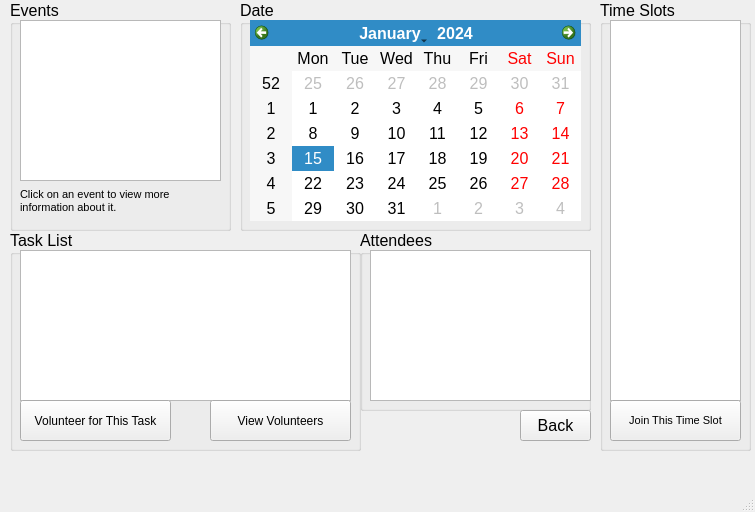
This is EventPlanner/addingmode.ui in lanegramling/EventPlanner_Project as Qt 5 draws it before an edit. The edited form follows.
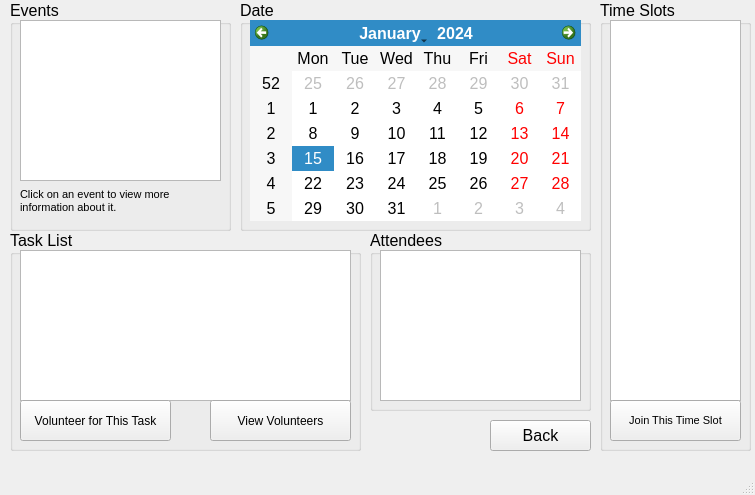
This is the edited form.

Commit message: Reworked UI for Event Admin Mode. Functionality should be complete. Added comments into the startup phase to make it easier to understand.

```diff
--- a/EventPlanner/addingmode.ui
+++ b/EventPlanner/addingmode.ui
@@ -10,7 +10,7 @@
     <x>0</x>
     <y>0</y>
     <width>755</width>
-    <height>512</height>
+    <height>495</height>
    </rect>
   </property>
   <property name="font">
@@ -137,9 +137,9 @@
    <widget class="QGroupBox" name="gbAttendees">
     <property name="geometry">
      <rect>
-      <x>360</x>
+      <x>370</x>
       <y>230</y>
-      <width>231</width>
+      <width>221</width>
       <height>181</height>
      </rect>
     </property>
@@ -151,7 +151,7 @@
       <rect>
        <x>10</x>
        <y>20</y>
-       <width>221</width>
+       <width>201</width>
        <height>151</height>
       </rect>
      </property>
@@ -248,9 +248,9 @@
    <widget class="QPushButton" name="pushButton_2">
     <property name="geometry">
      <rect>
-      <x>520</x>
-      <y>410</y>
-      <width>71</width>
+      <x>490</x>
+      <y>420</y>
+      <width>101</width>
       <height>31</height>
      </rect>
     </property>
```
Left out of the diff: 4 changed lines with no effect on the pictures. The commit also changes 2 other files.
